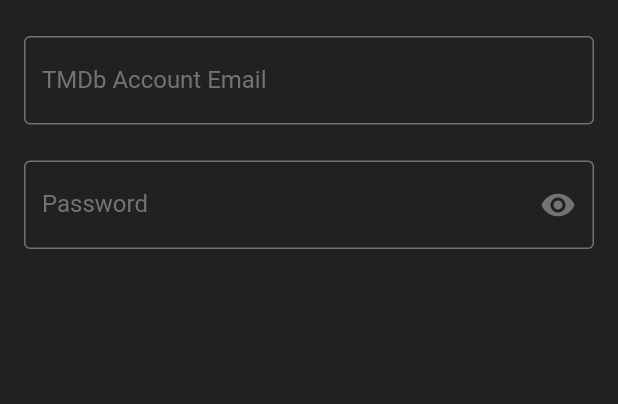
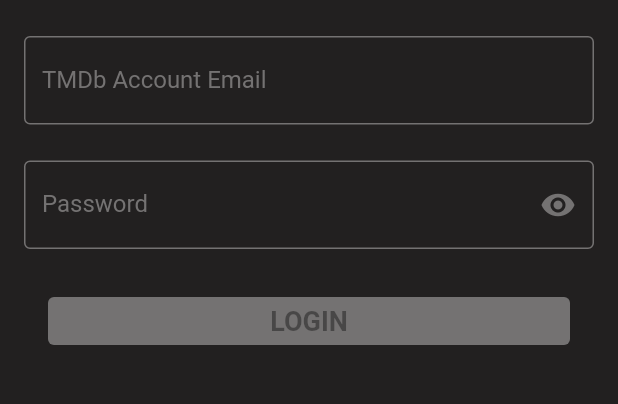
Before and after one commit to thepeterwells/you_pick, a Flutter app: the screen it shows after launch, on a phone screen of 412 x 824 dp, the part 447-851 px from its top. Run offline on Flutter 3.47's test engine with Material 2 defaults, Android fonts, the phone set to English and light mode, and no system bars; our stand-ins replace firebase_core, shared_preferences; accounts and stored records are empty.

Commit message:
Login button enables when valid inputs are entered

```diff
--- a/lib/view/login/LoginScreen.dart
+++ b/lib/view/login/LoginScreen.dart
@@ -44,6 +44,7 @@ class _LoginScreenState extends State<LoginWidget> implements ILogin {
   final LoginPresenter presenter;
   bool _hasAccessToken = false;
   bool _showPassword = false;
+  bool _loginButtonEnabled = false;
 
   _LoginScreenState({ required this.presenter });
 
@@ -52,6 +53,8 @@ class _LoginScreenState extends State<LoginWidget> implements ILogin {
   void initState() {
     setState(() {
       _hasAccessToken = false;
+      _showPassword = false;
+      _loginButtonEnabled = false;
     });
     WidgetsBinding.instance!.addPostFrameCallback((_) => presenter.start(this));
   }
@@ -123,6 +126,48 @@ class _LoginScreenState extends State<LoginWidget> implements ILogin {
                     )
                   ),
                 )
+            ),
+            Container(
+              margin: EdgeInsets.only(top: 24.0, left: 32.0, right: 32.0),
+              child: ElevatedButton(
+                // style: ElevatedButton.styleFrom(
+                //   minimumSize: Size(double.infinity, 32.0),
+                //   padding: EdgeInsets.all(8.0),
+                //   primary: AppTheme.secondaryDarkColor,
+                //   textStyle: TextStyle(
+                //     color: AppTheme.primaryTextColor,
+                //     fontSize: 18,
+                //     fontWeight: FontWeight.bold,
+                //   ),
+                // ),
+                style: ButtonStyle(
+                  backgroundColor: MaterialStateProperty.resolveWith<Color>((states) {
+                    if (states.contains(MaterialState.disabled)) {
+                      return AppTheme.primaryLightColor;
+                    }
+                    return AppTheme.secondaryDarkColor;
+                  }),
+                  minimumSize: MaterialStateProperty.resolveWith<Size>((states) {
+                    return Size(double.infinity, 32.0);
+                  }),
+                  textStyle: MaterialStateProperty.resolveWith<TextStyle>((states) {
+                    if (states.contains(MaterialState.disabled)) {
+                      return TextStyle(
+                          color: AppTheme.primaryDarkColor,
+                          fontSize: 18,
+                          fontWeight: FontWeight.bold
+                      );
+                    }
+                    return TextStyle(
+                      color: AppTheme.primaryTextColor,
+                      fontSize: 18,
+                      fontWeight: FontWeight.bold
+                    );
+                  })
+                ),
+                child: Text('LOGIN'),
+                onPressed: _loginButtonEnabled ? () {  } : null,
+              ),
             )
           ],
         ),
@@ -159,7 +204,9 @@ class _LoginScreenState extends State<LoginWidget> implements ILogin {
 
   @override
   void setSubmitButtonEnabled(bool enabled) {
-
+    setState(() {
+      _loginButtonEnabled = enabled;
+    });
   }
 
   void _togglePasswordVisibility() {
```
Also changed, not shown: lib/view/login/LoginPresenter.dart (+13 -1 lines).
